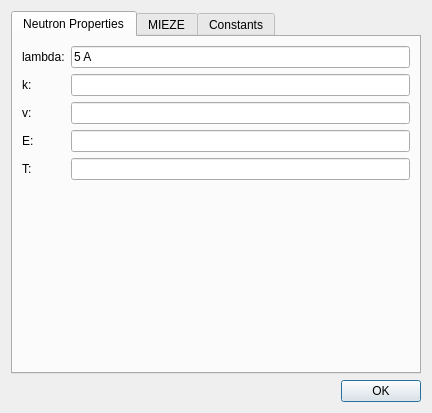
First picture: the form in ui/formulas.ui, repository tweber-ill/frm_mirror-miezetools, before the edit.
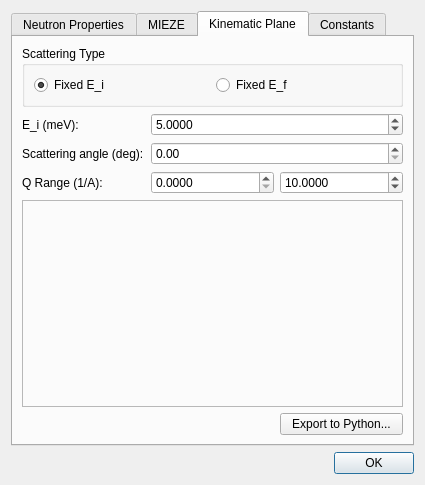
Second picture: the form after the edit. The open tabs and pages were chosen to show the change.

Commit message: added calculation for kinematic plane

What changed in the file:
```diff
--- a/ui/formulas.ui
+++ b/ui/formulas.ui
@@ -6,8 +6,8 @@
    <rect>
     <x>0</x>
     <y>0</y>
-    <width>432</width>
-    <height>413</height>
+    <width>425</width>
+    <height>485</height>
    </rect>
   </property>
   <property name="windowTitle">
@@ -269,6 +269,132 @@
        </item>
       </layout>
      </widget>
+     <widget class="QWidget" name="tab_2">
+      <attribute name="title">
+       <string>Kinematic Plane</string>
+      </attribute>
+      <layout class="QGridLayout" name="gridLayout_3">
+       <item row="2" column="0">
+        <widget class="QLabel" name="label_12">
+         <property name="text">
+          <string>Scattering angle (deg):</string>
+         </property>
+        </widget>
+       </item>
+       <item row="0" column="0" colspan="3">
+        <widget class="QGroupBox" name="groupBox">
+         <property name="sizePolicy">
+          <sizepolicy hsizetype="Preferred" vsizetype="Fixed">
+           <horstretch>0</horstretch>
+           <verstretch>0</verstretch>
+          </sizepolicy>
+         </property>
+         <property name="title">
+          <string>Scattering Type</string>
+         </property>
+         <layout class="QHBoxLayout" name="horizontalLayout">
+          <item>
+           <widget class="QRadioButton" name="radioFixedKi">
+            <property name="text">
+             <string>Fixed E_i</string>
+            </property>
+            <property name="checked">
+             <bool>true</bool>
+            </property>
+           </widget>
+          </item>
+          <item>
+           <widget class="QRadioButton" name="radioFixedKf">
+            <property name="text">
+             <string>Fixed E_f</string>
+            </property>
+           </widget>
+          </item>
+         </layout>
+        </widget>
+       </item>
+       <item row="1" column="0">
+        <widget class="QLabel" name="labelFixedKiKf">
+         <property name="text">
+          <string>E_i (meV):</string>
+         </property>
+        </widget>
+       </item>
+       <item row="1" column="1" colspan="2">
+        <widget class="QDoubleSpinBox" name="spinEiEf">
+         <property name="decimals">
+          <number>4</number>
+         </property>
+         <property name="maximum">
+          <double>99999.000000000000000</double>
+         </property>
+         <property name="singleStep">
+          <double>0.500000000000000</double>
+         </property>
+         <property name="value">
+          <double>5.000000000000000</double>
+         </property>
+        </widget>
+       </item>
+       <item row="3" column="0">
+        <widget class="QLabel" name="label_13">
+         <property name="text">
+          <string>Q Range (1/A):</string>
+         </property>
+        </widget>
+       </item>
+       <item row="3" column="1">
+        <widget class="QDoubleSpinBox" name="spinMinQ">
+         <property name="decimals">
+          <number>4</number>
+         </property>
+         <property name="singleStep">
+          <double>0.100000000000000</double>
+         </property>
+        </widget>
+       </item>
+       <item row="3" column="2">
+        <widget class="QDoubleSpinBox" name="spinMaxQ">
+         <property name="decimals">
+          <number>4</number>
+         </property>
+         <property name="singleStep">
+          <double>0.100000000000000</double>
+         </property>
+         <property name="value">
+          <double>10.000000000000000</double>
+         </property>
+        </widget>
+       </item>
+       <item row="6" column="0" colspan="3">
+        <widget class="QFrame" name="framePlanePlot">
+         <property name="frameShape">
+          <enum>QFrame::StyledPanel</enum>
+         </property>
+         <property name="frameShadow">
+          <enum>QFrame::Raised</enum>
+         </property>
+        </widget>
+       </item>
+       <item row="2" column="1" colspan="2">
+        <widget class="QDoubleSpinBox" name="spinAngle">
+         <property name="maximum">
+          <double>180.000000000000000</double>
+         </property>
+         <property name="singleStep">
+          <double>0.500000000000000</double>
+         </property>
+        </widget>
+       </item>
+       <item row="7" column="2">
+        <widget class="QPushButton" name="btnPython">
+         <property name="text">
+          <string>Export to Python...</string>
+         </property>
+        </widget>
+       </item>
+      </layout>
+     </widget>
      <widget class="QWidget" name="tab">
       <attribute name="title">
        <string>Constants</string>
```
Left out of the diff: 10 changed lines with no effect on the pictures. The commit also changes 5 other files.
